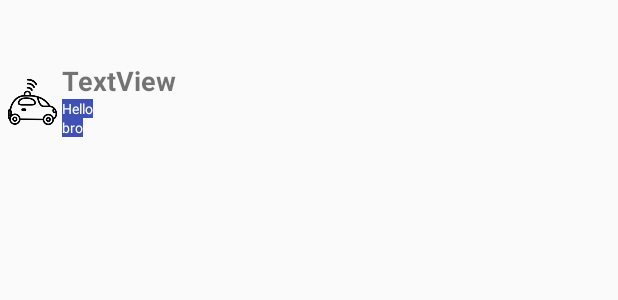
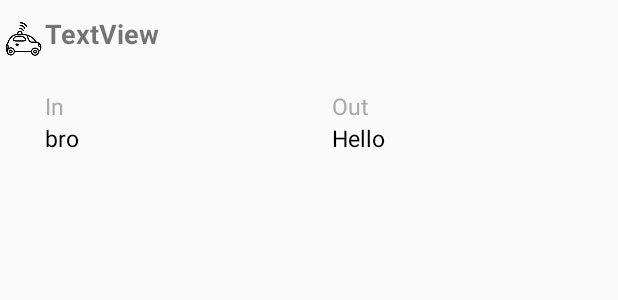
Before and after one commit to yash19970/smartCarParkingIoT, an Android app: the layout listview_row.xml on its own in the app's theme, with its tools: preview values and no code run, on a phone screen of 412 x 824 dp. Shown: the top 300 px of the screen. Run offline under Robolectric (Android 15) with nearby library versions, the light colour scheme and no system bars.

Commit message:
Fixed row issue

```diff
--- a/Carpark/app/src/main/java/com/example/divyang/carpark/CustomListAdapter.java
+++ b/Carpark/app/src/main/java/com/example/divyang/carpark/CustomListAdapter.java
@@ -38,8 +38,8 @@ public class CustomListAdapter extends ArrayAdapter {
 
         //this code gets references to objects in the listview_row.xml file
         TextView locationTextField = (TextView) rowView.findViewById(R.id.tv1);
-        TextView inTimeTextField = (TextView) rowView.findViewById(R.id.tv3);
-        TextView outTimeTextField = (TextView) rowView.findViewById(R.id.tv2);
+        TextView inTimeTextField = (TextView) rowView.findViewById(R.id.tv2);
+        TextView outTimeTextField = (TextView) rowView.findViewById(R.id.tv3);
         //this code sets the values of the objects to values from the arrays
         locationTextField.setText(location.get(position));
         inTimeTextField.setText(inTime.get(position));
--- a/Carpark/app/src/main/java/com/example/divyang/carpark/bookingHistory.java
+++ b/Carpark/app/src/main/java/com/example/divyang/carpark/bookingHistory.java
@@ -57,15 +57,15 @@ public class bookingHistory extends Fragment {
             @Override
             public void onDataChange(DataSnapshot dataSnapshot) {
                 // bookingHistoryObject bookingHistoryObject = dataSnapshot.getValue(bookingHistoryObject.class);
-                Toast.makeText(getActivity(),"heyyyy",Toast.LENGTH_SHORT).show();
+                //Toast.makeText(getActivity(),"heyyyy",Toast.LENGTH_SHORT).show();
                 for(DataSnapshot ds : dataSnapshot.getChildren()) {
                     bookingHistoryObject obj = ds.getValue(bookingHistoryObject.class);
-                    Toast.makeText(getActivity(),obj.getOutTime()+ obj.getInTime()+obj.getLocationValue(),Toast.LENGTH_SHORT).show();
+                   // Toast.makeText(getActivity(),obj.getOutTime()+ obj.getInTime()+obj.getLocationValue(),Toast.LENGTH_SHORT).show();
                             inTime.add(obj.getInTime());
                     locations.add(obj.getLocationValue());
                     outTime.add(obj.getOutTime());
                 }
-                Toast.makeText(getActivity(),"adios",Toast.LENGTH_SHORT).show();
+               // Toast.makeText(getActivity(),"adios",Toast.LENGTH_SHORT).show();
                 CustomListAdapter whatever = new CustomListAdapter(getActivity(), locations, inTime, outTime);
 
                 listView.setAdapter(whatever);
--- a/Carpark/app/src/main/res/layout/listview_row.xml
+++ b/Carpark/app/src/main/res/layout/listview_row.xml
@@ -4,50 +4,91 @@
     android:layout_width="match_parent"
     android:layout_height="200px"
     android:orientation="horizontal"
+    android:paddingTop="10dp"
+    android:paddingBottom="10dp"
     >
 
-    <ImageView
-        android:id="@+id/imageView"
-        android:layout_width="82dp"
-        android:layout_height="match_parent"
-        android:layout_weight="1"
-        android:src="@drawable/car1" />
+
 
     <LinearLayout
         android:layout_width="match_parent"
-        android:layout_height="200px"
+        android:layout_height="match_parent"
+        android:orientation="vertical">
+        <LinearLayout
+            android:layout_width="match_parent"
+            android:layout_height="30dp">
+            <ImageView
+                android:id="@+id/imageView"
+                android:layout_width="30dp"
+                android:layout_height="30dp"
+                android:src="@drawable/car1" />
+            <TextView
+                android:id="@+id/tv1"
+                android:layout_width="match_parent"
+                android:layout_height="wrap_content"
+                android:text="TextView"
+                android:textSize="18sp"
+                android:textStyle="bold" />
+
+        </LinearLayout>
+
+<LinearLayout
+    android:layout_width="match_parent"
+    android:layout_height="match_parent"
+    android:paddingLeft="30dp">
+    <LinearLayout
+        android:layout_width="match_parent"
+        android:layout_height="match_parent"
         android:layout_weight="1"
         android:gravity="center_vertical"
         android:orientation="vertical"
         >
 
+
         <TextView
-            android:id="@+id/tv1"
+            android:id="@+id/InTime"
             android:layout_width="wrap_content"
             android:layout_height="wrap_content"
-            android:text="TextView"
-            android:textSize="18sp"
-            android:textStyle="bold" />
+            android:text="In"
+            android:textSize="15sp"
+            android:textColor="#A9A9A9"
+            />
+        <TextView
+            android:id="@+id/tv2"
+            android:layout_width="wrap_content"
+            android:layout_height="wrap_content"
+            android:text="bro"
+            android:textColor="#000000"
+            android:textSize="15sp" />
+
+
+
+    </LinearLayout>
+    <LinearLayout
+        android:layout_width="match_parent"
+        android:layout_height="match_parent"
+        android:layout_weight="1"
+        android:gravity="center_vertical"
+        android:orientation="vertical">
+        <TextView
+            android:id="@+id/OutTime"
+            android:layout_width="wrap_content"
+            android:layout_height="wrap_content"
+            android:text="Out"
+            android:textSize="15sp"
+            android:textColor="#A9A9A9"
+            />
 
         <TextView
             android:id="@+id/tv3"
             android:layout_width="wrap_content"
             android:layout_height="wrap_content"
             android:text="Hello"
-            android:textSize="9sp"
-            android:background="@color/colorPrimary"
-            android:textColor="#ffffff"
-            />
-
-        <TextView
-            android:id="@+id/tv2"
-            android:layout_width="wrap_content"
-            android:layout_height="wrap_content"
-            android:text="bro"
-            android:textSize="9sp"
-            android:background="@color/colorPrimary"
-            android:textColor="#ffffff"
+            android:textSize="15sp"
+            android:textColor="#000000"
             />
     </LinearLayout>
+</LinearLayout>
+        </LinearLayout>
 
-</LinearLayout>
+    </LinearLayout>
```
